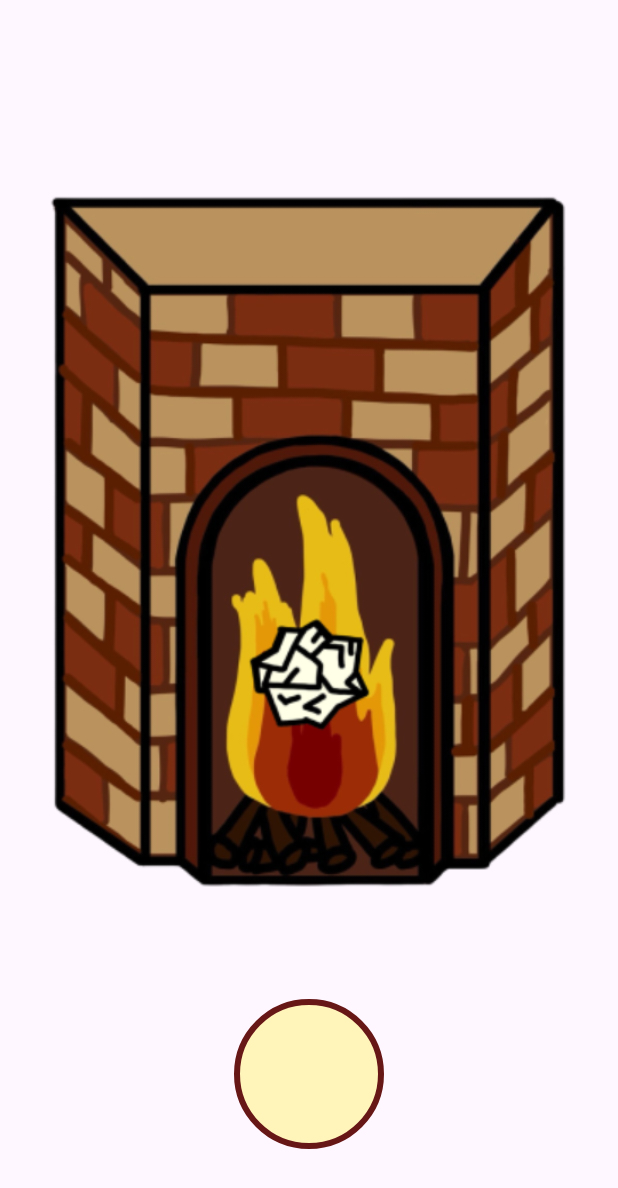
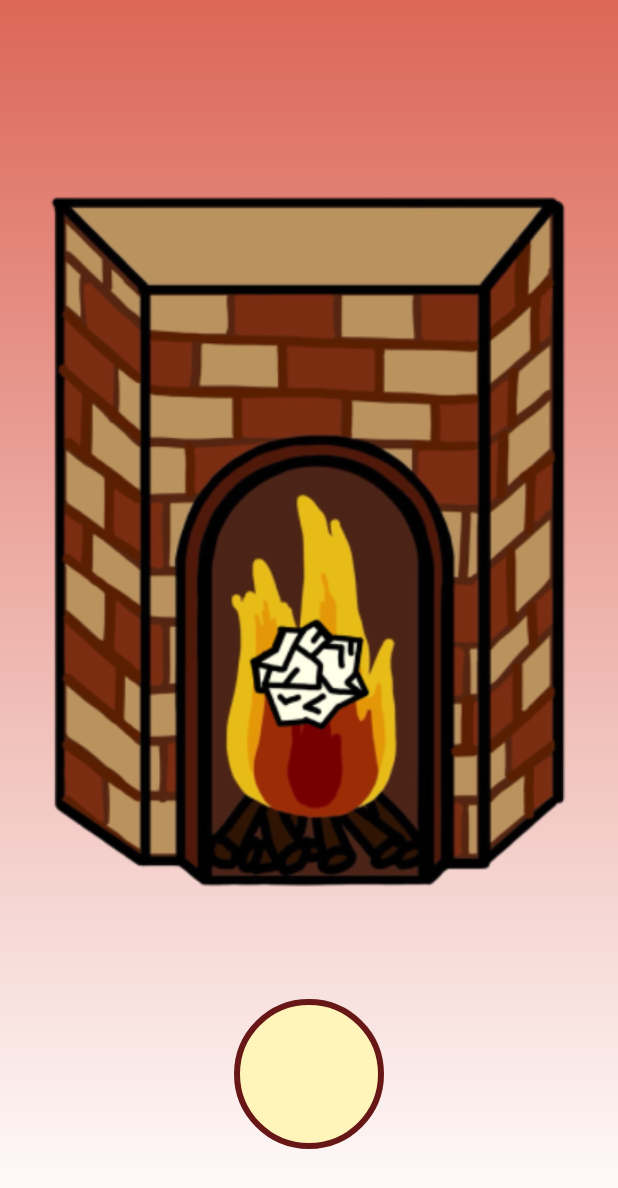
Before and after one commit to donggukthonN/donggukthon_2023_5_F, an Android app: the FireplaceBurnActivity screen opened directly, with no data from a screen before it, on a phone screen of 412 x 824 dp. Shown: the top 1188 px of the screen. Run offline under Robolectric (Android 15) with nearby library versions, the phone set to English and light mode, and no system bars; our stand-ins replace data binding.

Commit message:
[add] #7 배경색 설정

```diff
--- a/app/src/main/java/com/donggukthon/team5/presentation/home/HomeActivity.kt
+++ b/app/src/main/java/com/donggukthon/team5/presentation/home/HomeActivity.kt
@@ -6,7 +6,7 @@ import androidx.activity.viewModels
 import com.donggukthon.team5.R
 import com.donggukthon.team5.databinding.ActivityHomeBinding
 import com.donggukthon.team5.presentation.fireplace.FirePlaceActivity
-import com.donggukthon.team5.presentation.tree.TreeActivity
+import com.donggukthon.team5.presentation.tree.TreeRecordActivity
 import com.donggukthon.team5.util.binding.BindingActivity
 
 class HomeActivity : BindingActivity<ActivityHomeBinding>(R.layout.activity_home) {
@@ -38,7 +38,7 @@ class HomeActivity : BindingActivity<ActivityHomeBinding>(R.layout.activity_home
     }
 
     private fun moveToTree() {
-        Intent(this@HomeActivity, TreeActivity::class.java).apply {
+        Intent(this@HomeActivity, TreeRecordActivity::class.java).apply {
             startActivity(this)
         }
     }
--- a/app/src/main/res/layout/activity_fireplace_burn.xml
+++ b/app/src/main/res/layout/activity_fireplace_burn.xml
@@ -11,7 +11,8 @@
 
     <androidx.constraintlayout.widget.ConstraintLayout
         android:layout_width="match_parent"
-        android:layout_height="match_parent">
+        android:layout_height="match_parent"
+        android:background="@drawable/shape_gradient_background">
 
         <ImageView
             android:id="@+id/iv_fireplace_fireplace"
--- a/app/src/main/res/layout/activity_fireplace_record.xml
+++ b/app/src/main/res/layout/activity_fireplace_record.xml
@@ -11,7 +11,8 @@
 
     <androidx.constraintlayout.widget.ConstraintLayout
         android:layout_width="match_parent"
-        android:layout_height="match_parent">
+        android:layout_height="match_parent"
+        android:background="@drawable/shape_gradient_background">
 
         <ImageView
             android:id="@+id/iv_fireplace_fireplace"
```
